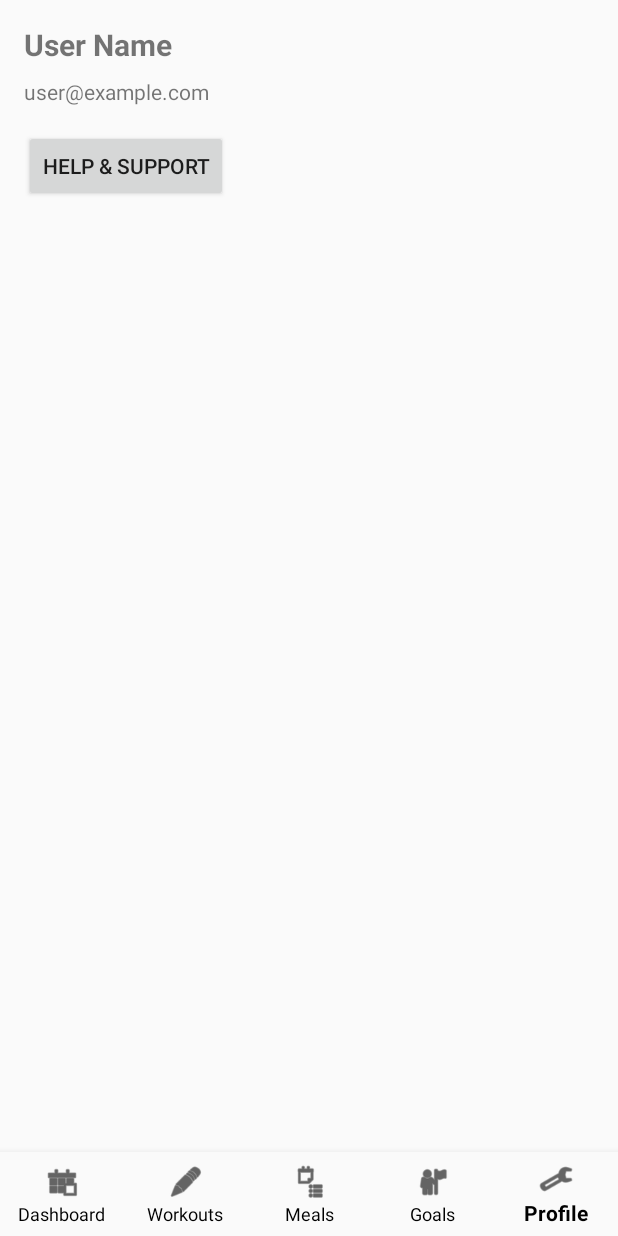
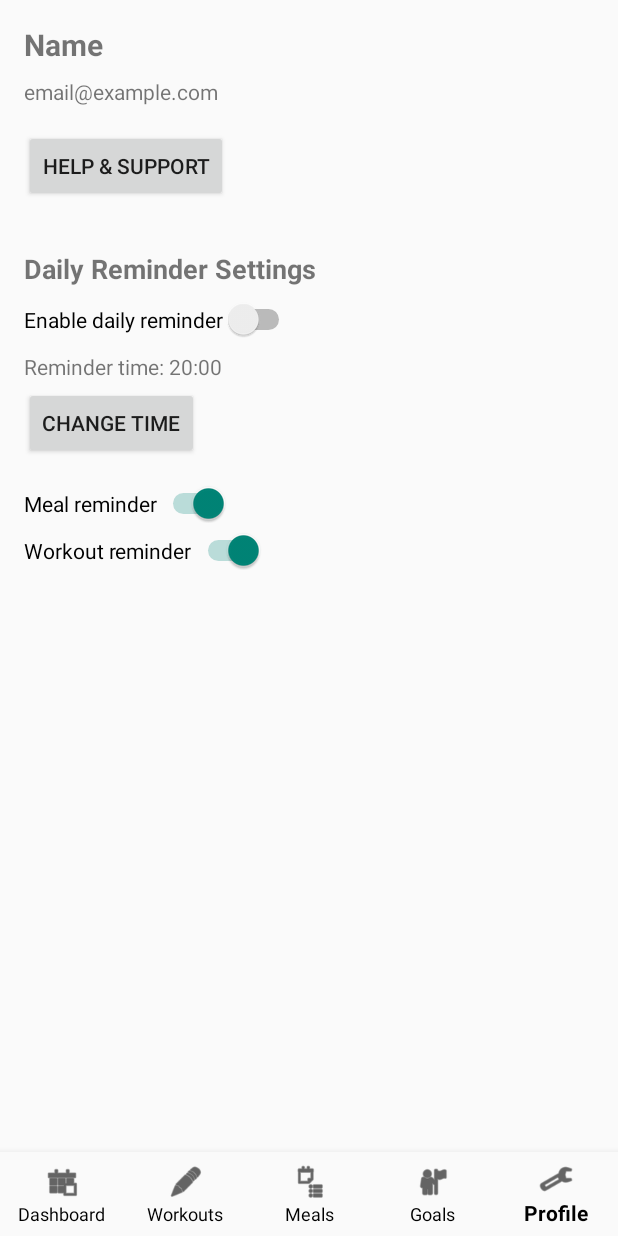
Before and after one commit to Musadaq23/NutriFit, an Android app: the screen it shows after launch (MainActivity), item 5 of the bottom bar chosen, on a phone screen of 412 x 824 dp. Run offline under Robolectric (Android 15) with nearby library versions, the phone set to English and light mode, and no system bars.

Commit message:
implement daily reminder settings in Profile screen

```diff
--- a/app/src/main/java/com/example/nutrifit/ui/ProfileFragment.kt
+++ b/app/src/main/java/com/example/nutrifit/ui/ProfileFragment.kt
@@ -1,39 +1,119 @@
 package com.example.nutrifit.ui
 
+import android.Manifest
+import android.app.TimePickerDialog
+import android.content.pm.PackageManager
+import android.os.Build
 import android.os.Bundle
-import android.view.LayoutInflater
 import android.view.View
-import android.view.ViewGroup
+import android.widget.Button
+import android.widget.Switch
+import android.widget.TextView
+import androidx.activity.result.contract.ActivityResultContracts
+import androidx.core.content.ContextCompat
 import androidx.fragment.app.Fragment
 import com.example.nutrifit.R
-import com.example.nutrifit.databinding.FragmentProfileBinding
 
-class ProfileFragment : Fragment() {
+class ProfileFragment : Fragment(R.layout.fragment_profile) {
 
-    private var _binding: FragmentProfileBinding? = null
-    private val binding get() = _binding!!
+    private lateinit var enableSwitch: Switch
+    private lateinit var mealSwitch: Switch
+    private lateinit var workoutSwitch: Switch
+    private lateinit var timeButton: Button
+    private lateinit var timeLabel: TextView
 
-    override fun onCreateView(
-        inflater: LayoutInflater, container: ViewGroup?,
-        savedInstanceState: Bundle?
-    ): View {
-        _binding = FragmentProfileBinding.inflate(inflater, container, false)
+    private var hour = 20
+    private var minute = 0
 
-        binding.tvName.text = "User Name"
-        binding.tvEmail.text = "user@example.com"
-
-        binding.btnHelp.setOnClickListener {
-            parentFragmentManager.beginTransaction()
-                .replace(R.id.main_fragment_container, HelpFragment())
-                .addToBackStack(null)
-                .commit()
+    private val notificationPermissionLauncher =
+        registerForActivityResult(ActivityResultContracts.RequestPermission()) { granted ->
+            if (granted) {
+                ReminderScheduler.scheduleDailyReminder(requireContext())
+            } else {
+                timeLabel.text = "Notifications disabled"
+            }
         }
 
-        return binding.root
+    override fun onViewCreated(view: View, savedInstanceState: Bundle?) {
+        super.onViewCreated(view, savedInstanceState)
+
+        enableSwitch = view.findViewById(R.id.switchEnableReminder)
+        mealSwitch = view.findViewById(R.id.switchMealReminder)
+        workoutSwitch = view.findViewById(R.id.switchWorkoutReminder)
+        timeButton = view.findViewById(R.id.buttonPickTime)
+        timeLabel = view.findViewById(R.id.textReminderTime)
+
+        val settings = ReminderPrefs.loadSettings(requireContext())
+        enableSwitch.isChecked = settings.remindersEnabled
+        mealSwitch.isChecked = settings.mealEnabled
+        workoutSwitch.isChecked = settings.workoutEnabled
+        hour = settings.hour
+        minute = settings.minute
+        updateTimeLabel()
+
+        enableSwitch.setOnCheckedChangeListener { _, _ ->
+            saveAndApply()
+        }
+
+        mealSwitch.setOnCheckedChangeListener { _, _ ->
+            saveAndApply()
+        }
+
+        workoutSwitch.setOnCheckedChangeListener { _, _ ->
+            saveAndApply()
+        }
+
+        timeButton.setOnClickListener {
+            val picker = TimePickerDialog(
+                requireContext(),
+                { _, h, m ->
+                    hour = h
+                    minute = m
+                    updateTimeLabel()
+                    saveAndApply()
+                },
+                hour,
+                minute,
+                true
+            )
+            picker.show()
+        }
     }
 
-    override fun onDestroyView() {
-        super.onDestroyView()
-        _binding = null
+    private fun updateTimeLabel() {
+        timeLabel.text = String.format("Reminder time: %02d:%02d", hour, minute)
+    }
+
+    private fun saveAndApply() {
+        ReminderPrefs.saveSettings(
+            requireContext(),
+            remindersEnabled = enableSwitch.isChecked,
+            mealEnabled = mealSwitch.isChecked,
+            workoutEnabled = workoutSwitch.isChecked,
+            hour = hour,
+            minute = minute
+        )
+
+        if (enableSwitch.isChecked) {
+            ensurePermissionThenSchedule()
+        } else {
+            ReminderScheduler.cancelDailyReminder(requireContext())
+        }
+    }
+
+    private fun ensurePermissionThenSchedule() {
+        if (Build.VERSION.SDK_INT >= Build.VERSION_CODES.TIRAMISU) {
+            val granted = ContextCompat.checkSelfPermission(
+                requireContext(),
+                Manifest.permission.POST_NOTIFICATIONS
+            ) == PackageManager.PERMISSION_GRANTED
+
+            if (!granted) {
+                notificationPermissionLauncher.launch(Manifest.permission.POST_NOTIFICATIONS)
+                return
+            }
+        }
+
+        ReminderScheduler.scheduleDailyReminder(requireContext())
     }
 }
--- a/app/src/main/res/layout/fragment_profile.xml
+++ b/app/src/main/res/layout/fragment_profile.xml
@@ -27,4 +27,55 @@
         android:layout_marginTop="16dp"
         android:text="Help &amp; Support" />
 
+    <LinearLayout
+        android:id="@+id/reminderSettingsSection"
+        android:layout_width="match_parent"
+        android:layout_height="wrap_content"
+        android:orientation="vertical"
+        android:paddingTop="32dp">
+
+        <TextView
+            android:layout_width="wrap_content"
+            android:layout_height="wrap_content"
+            android:text="Daily Reminder Settings"
+            android:textStyle="bold"
+            android:textSize="18sp"
+            android:paddingBottom="8dp"/>
+
+        <Switch
+            android:id="@+id/switchEnableReminder"
+            android:layout_width="wrap_content"
+            android:layout_height="wrap_content"
+            android:text="Enable daily reminder" />
+
+        <TextView
+            android:id="@+id/textReminderTime"
+            android:layout_width="wrap_content"
+            android:layout_height="wrap_content"
+            android:layout_marginTop="8dp"
+            android:text="Reminder time: 20:00" />
+
+        <Button
+            android:id="@+id/buttonPickTime"
+            android:layout_width="wrap_content"
+            android:layout_height="wrap_content"
+            android:layout_marginTop="4dp"
+            android:text="Change time" />
+
+        <Switch
+            android:id="@+id/switchMealReminder"
+            android:layout_width="wrap_content"
+            android:layout_height="wrap_content"
+            android:layout_marginTop="16dp"
+            android:text="Meal reminder" />
+
+        <Switch
+            android:id="@+id/switchWorkoutReminder"
+            android:layout_width="wrap_content"
+            android:layout_height="wrap_content"
+            android:layout_marginTop="4dp"
+            android:text="Workout reminder" />
+
+    </LinearLayout>
+
 </LinearLayout>
```
